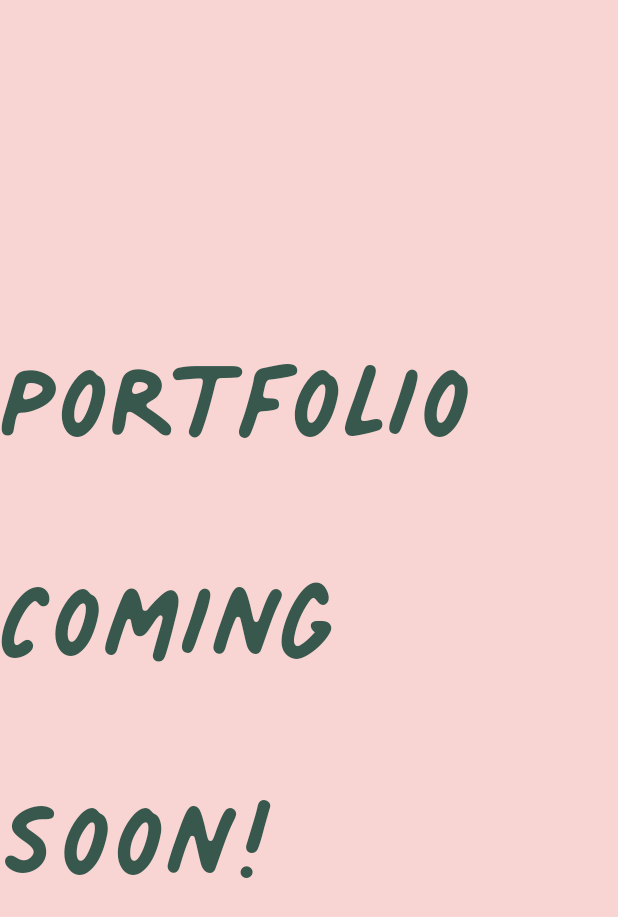
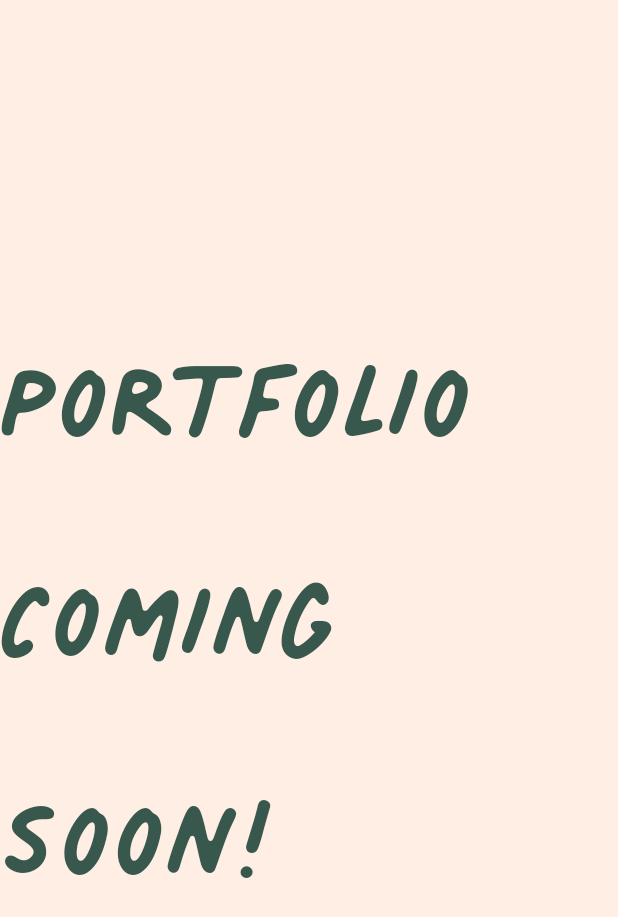
Before and after one commit to lucas-shugg/equity-gals-portfolio, a Flutter app: the screen it shows after launch, on a phone screen of 412 x 824 dp. Shown: the top 917 px of the screen. Run offline on Flutter 3.47's test engine with Material 2 defaults, Android fonts, the phone set to English and light mode, and no system bars.

Commit message:
Chnaged background color

```diff
--- a/lib/main.dart
+++ b/lib/main.dart
@@ -13,7 +13,7 @@ class MyApp extends StatelessWidget {
     return MaterialApp(
       title: 'EGP Portfolio',
       theme: ThemeData(
-        canvasColor: const Color.fromRGBO(248, 213, 210, 1),
+        canvasColor: const Color.fromRGBO(254, 238, 227, 1),
 
         // This is the theme of your application.
         //
```
